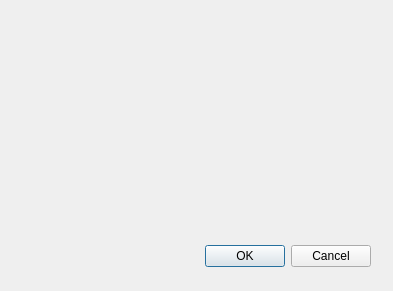
Above: src/dialogaddmedia.ui from LeftySolara/Bookmarks before the change. Below: the same form after it.
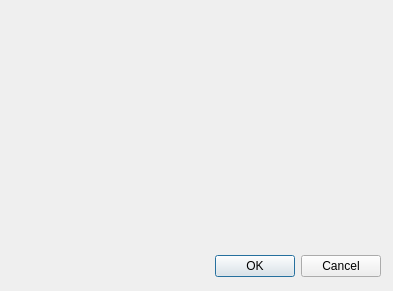
That is the form after the change.

Commit message: add size constraints to widgets

Diff of the .ui file:
```diff
--- a/src/dialogaddmedia.ui
+++ b/src/dialogaddmedia.ui
@@ -16,12 +16,18 @@
   <widget class="QDialogButtonBox" name="buttonBox">
    <property name="geometry">
     <rect>
-     <x>30</x>
-     <y>240</y>
-     <width>341</width>
+     <x>200</x>
+     <y>250</y>
+     <width>181</width>
      <height>32</height>
     </rect>
    </property>
+   <property name="sizePolicy">
+    <sizepolicy hsizetype="Fixed" vsizetype="Fixed">
+     <horstretch>0</horstretch>
+     <verstretch>0</verstretch>
+    </sizepolicy>
+   </property>
    <property name="orientation">
     <enum>Qt::Horizontal</enum>
    </property>
```
The commit also changes 1 other file.
